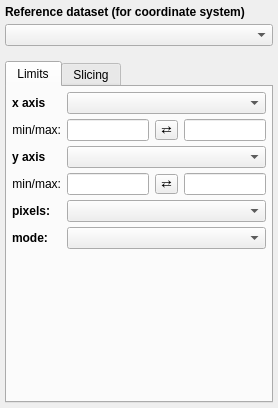
glue-viz/glue, file glue/viewers/image/qt/options_widget.ui: the form before one commit.
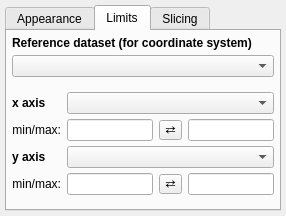
The form after the commit.

Commit message: Don't show disabled sliders

What changed in the file:
```diff
--- a/glue/viewers/image/qt/options_widget.ui
+++ b/glue/viewers/image/qt/options_widget.ui
@@ -6,8 +6,8 @@
    <rect>
     <x>0</x>
     <y>0</y>
-    <width>278</width>
-    <height>408</height>
+    <width>286</width>
+    <height>216</height>
    </rect>
   </property>
   <property name="windowTitle">
@@ -20,27 +20,69 @@
    <property name="margin">
     <number>5</number>
    </property>
-   <item row="1" column="0">
-    <widget class="QComboBox" name="combosel_reference_data"/>
-   </item>
-   <item row="0" column="0">
-    <widget class="QLabel" name="label_4">
-     <property name="font">
-      <font>
-       <weight>75</weight>
-       <bold>true</bold>
-      </font>
-     </property>
-     <property name="text">
-      <string>Reference dataset (for coordinate system)</string>
-     </property>
-    </widget>
-   </item>
-   <item row="3" column="0">
+   <item row="5" column="0">
     <widget class="QTabWidget" name="tabWidget">
      <property name="currentIndex">
       <number>0</number>
      </property>
+     <widget class="QWidget" name="tab">
+      <attribute name="title">
+       <string>Appearance</string>
+      </attribute>
+      <layout class="QGridLayout" name="gridLayout_2">
+       <item row="0" column="1">
+        <widget class="QComboBox" name="combotext_color_mode"/>
+       </item>
+       <item row="2" column="0" colspan="2">
+        <spacer name="verticalSpacer_4">
+         <property name="orientation">
+          <enum>Qt::Vertical</enum>
+         </property>
+         <property name="sizeHint" stdset="0">
+          <size>
+           <width>20</width>
+           <height>40</height>
+          </size>
+         </property>
+        </spacer>
+       </item>
+       <item row="0" column="0">
+        <widget class="QLabel" name="label_3">
+         <property name="font">
+          <font>
+           <weight>75</weight>
+           <bold>true</bold>
+          </font>
+         </property>
+         <property name="text">
+          <string>Color mode</string>
+         </property>
+         <property name="alignment">
+          <set>Qt::AlignRight|Qt::AlignTrailing|Qt::AlignVCenter</set>
+         </property>
+        </widget>
+       </item>
+       <item row="1" column="1">
+        <widget class="QComboBox" name="combodata_aspect"/>
+       </item>
+       <item row="1" column="0">
+        <widget class="QLabel" name="label">
+         <property name="font">
+          <font>
+           <weight>75</weight>
+           <bold>true</bold>
+          </font>
+         </property>
+         <property name="text">
+          <string>Pixels:</string>
+         </property>
+         <property name="alignment">
+          <set>Qt::AlignRight|Qt::AlignTrailing|Qt::AlignVCenter</set>
+         </property>
+        </widget>
+       </item>
+      </layout>
+     </widget>
      <widget class="QWidget" name="tab_2">
       <attribute name="title">
        <string>Limits</string>
@@ -52,10 +94,7 @@
        <property name="margin">
         <number>5</number>
        </property>
-       <item row="5" column="2" colspan="3">
-        <widget class="QComboBox" name="combotext_color_mode"/>
-       </item>
-       <item row="1" column="3">
+       <item row="5" column="3">
         <widget class="QToolButton" name="button_flip_x">
          <property name="styleSheet">
           <string notr="true">padding: 0px</string>
@@ -65,10 +104,17 @@
          </property>
         </widget>
        </item>
-       <item row="1" column="4">
-        <widget class="QLineEdit" name="valuetext_x_max"/>
+       <item row="7" column="3">
+        <widget class="QToolButton" name="button_flip_y">
+         <property name="styleSheet">
+          <string notr="true">padding: 0px</string>
+         </property>
+         <property name="text">
+          <string>⇄</string>
+         </property>
+        </widget>
        </item>
-       <item row="0" column="1">
+       <item row="6" column="1">
         <widget class="QLabel" name="x_lab">
          <property name="font">
           <font>
@@ -77,24 +123,21 @@
           </font>
          </property>
          <property name="text">
-          <string>x axis</string>
+          <string>y axis</string>
+         </property>
+        </widget>
+       </item>
+       <item row="7" column="1">
+        <widget class="QLabel" name="label_2">
+         <property name="text">
+          <string>min/max:</string>
+         </property>
+         <property name="alignment">
+          <set>Qt::AlignRight|Qt::AlignTrailing|Qt::AlignVCenter</set>
          </property>
         </widget>
        </item>
        <item row="5" column="1">
-        <widget class="QLabel" name="label_3">
-         <property name="font">
-          <font>
-           <weight>75</weight>
-           <bold>true</bold>
-          </font>
-         </property>
-         <property name="text">
-          <string>mode:</string>
-         </property>
-        </widget>
-       </item>
-       <item row="1" column="1">
         <widget class="QLabel" name="label_2">
          <property name="text">
           <string>min/max:</string>
@@ -104,35 +147,8 @@
          </property>
         </widget>
        </item>
-       <item row="3" column="1">
-        <widget class="QLabel" name="label_2">
-         <property name="text">
-          <string>min/max:</string>
-         </property>
-         <property name="alignment">
-          <set>Qt::AlignRight|Qt::AlignTrailing|Qt::AlignVCenter</set>
-         </property>
-        </widget>
-       </item>
-       <item row="4" column="2" colspan="3">
-        <widget class="QComboBox" name="combodata_aspect"/>
-       </item>
-       <item row="0" column="2" colspan="3">
-        <widget class="QComboBox" name="combosel_x_att_world">
-         <property name="sizeAdjustPolicy">
-          <enum>QComboBox::AdjustToMinimumContentsLength</enum>
-         </property>
-        </widget>
-       </item>
-       <item row="2" column="2" colspan="3">
-        <widget class="QComboBox" name="combosel_y_att_world">
-         <property name="sizeAdjustPolicy">
-          <enum>QComboBox::AdjustToMinimumContentsLength</enum>
-         </property>
-        </widget>
-       </item>
        <item row="4" column="1">
-        <widget class="QLabel" name="label">
+        <widget class="QLabel" name="x_lab">
          <property name="font">
           <font>
            <weight>75</weight>
@@ -140,43 +156,27 @@
           </font>
          </property>
          <property name="text">
-          <string>pixels:</string>
+          <string>x axis</string>
          </property>
         </widget>
        </item>
-       <item row="3" column="4">
+       <item row="5" column="4">
+        <widget class="QLineEdit" name="valuetext_x_max"/>
+       </item>
+       <item row="6" column="2" colspan="3">
+        <widget class="QComboBox" name="combosel_y_att_world">
+         <property name="sizeAdjustPolicy">
+          <enum>QComboBox::AdjustToMinimumContentsLength</enum>
+         </property>
+        </widget>
+       </item>
+       <item row="7" column="4">
         <widget class="QLineEdit" name="valuetext_y_max"/>
        </item>
-       <item row="3" column="2">
+       <item row="7" column="2">
         <widget class="QLineEdit" name="valuetext_y_min"/>
        </item>
-       <item row="1" column="2">
-        <widget class="QLineEdit" name="valuetext_x_min"/>
-       </item>
-       <item row="3" column="3">
-        <widget class="QToolButton" name="button_flip_y">
-         <property name="styleSheet">
-          <string notr="true">padding: 0px</string>
-         </property>
-         <property name="text">
-          <string>⇄</string>
-         </property>
-        </widget>
-       </item>
-       <item row="2" column="1">
-        <widget class="QLabel" name="x_lab">
-         <property name="font">
-          <font>
-           <weight>75</weight>
-           <bold>true</bold>
-          </font>
-         </property>
-         <property name="text">
-          <string>y axis</string>
-         </property>
-        </widget>
-       </item>
-       <item row="6" column="1" colspan="4">
+       <item row="10" column="1" colspan="4">
         <spacer name="verticalSpacer">
          <property name="orientation">
           <enum>Qt::Vertical</enum>
@@ -189,6 +189,48 @@
          </property>
         </spacer>
        </item>
+       <item row="5" column="2">
+        <widget class="QLineEdit" name="valuetext_x_min"/>
+       </item>
+       <item row="3" column="2">
+        <spacer name="verticalSpacer_2">
+         <property name="orientation">
+          <enum>Qt::Vertical</enum>
+         </property>
+         <property name="sizeType">
+          <enum>QSizePolicy::Fixed</enum>
+         </property>
+         <property name="sizeHint" stdset="0">
+          <size>
+           <width>20</width>
+           <height>10</height>
+          </size>
+         </property>
+        </spacer>
+       </item>
+       <item row="4" column="2" colspan="3">
+        <widget class="QComboBox" name="combosel_x_att_world">
+         <property name="sizeAdjustPolicy">
+          <enum>QComboBox::AdjustToMinimumContentsLength</enum>
+         </property>
+        </widget>
+       </item>
+       <item row="1" column="1" colspan="4">
+        <widget class="QLabel" name="label_4">
+         <property name="font">
+          <font>
+           <weight>75</weight>
+           <bold>true</bold>
+          </font>
+         </property>
+         <property name="text">
+          <string>Reference dataset (for coordinate system)</string>
+         </property>
+        </widget>
+       </item>
+       <item row="2" column="1" colspan="4">
+        <widget class="QComboBox" name="combosel_reference_data"/>
+       </item>
       </layout>
      </widget>
      <widget class="QWidget" name="slice_tab">
@@ -199,22 +241,6 @@
      </widget>
     </widget>
    </item>
-   <item row="2" column="0">
-    <spacer name="verticalSpacer_2">
-     <property name="orientation">
-      <enum>Qt::Vertical</enum>
-     </property>
-     <property name="sizeType">
-      <enum>QSizePolicy::Fixed</enum>
-     </property>
-     <property name="sizeHint" stdset="0">
-      <size>
-       <width>20</width>
-       <height>10</height>
-      </size>
-     </property>
-    </spacer>
-   </item>
   </layout>
  </widget>
  <layoutdefault spacing="6" margin="11"/>
```
Left out of the diff: 24 changed lines with no effect on the pictures. The commit also changes 2 other files.
